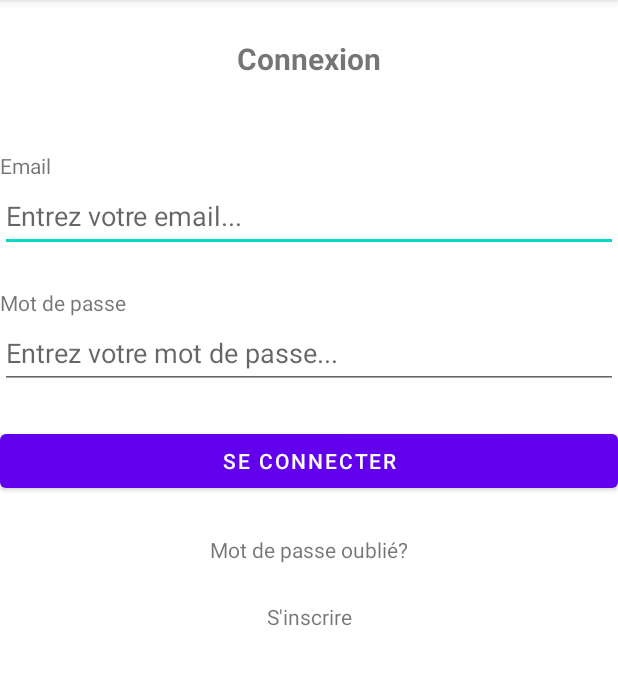
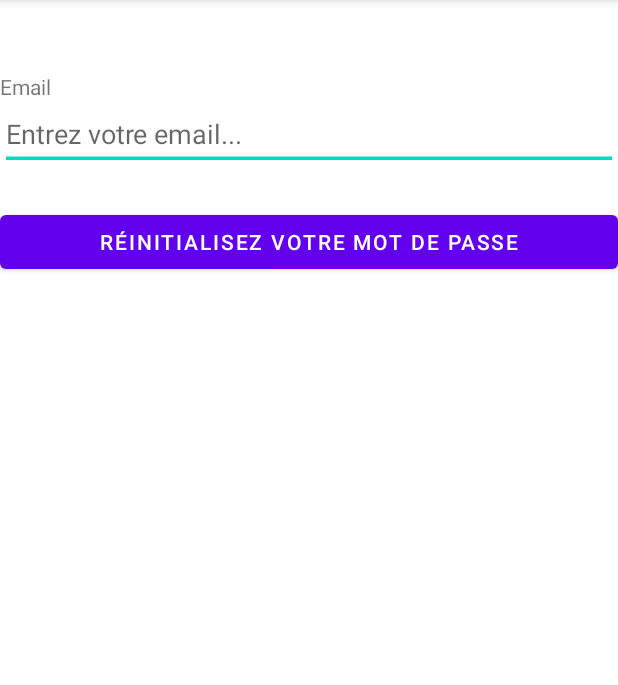
Before and after one commit to ETS-Android3/ImmoLoc, an Android app: the Login screen opened directly, with no data from a screen before it, after a tap on "Mot de passe oublié?", on a phone screen of 412 x 824 dp, the part 84-769 px from its top. Run offline under Robolectric (Android 15) with nearby library versions, the phone set to English and light mode, and no system bars.

Commit message:
started the forgot password logics and the accompanying views

```diff
--- a/app/src/main/AndroidManifest.xml
+++ b/app/src/main/AndroidManifest.xml
@@ -31,6 +31,9 @@
             android:name=".Login"
             android:exported="false" />
         <activity
+            android:name=".ForgotPassword">
+        </activity>
+        <activity
             android:name=".MainActivity"
             android:exported="true">
             <intent-filter>
@@ -40,6 +43,7 @@
             </intent-filter>
         </activity>
 
+
     </application>
 
 </manifest>
--- a/app/src/main/java/com/example/immoloc/Login.java
+++ b/app/src/main/java/com/example/immoloc/Login.java
@@ -4,7 +4,6 @@ import androidx.appcompat.app.AppCompatActivity;
 
 import android.content.Intent;
 import android.os.Bundle;
-import android.util.Log;
 import android.widget.Button;
 import android.widget.EditText;
 import android.widget.TextView;
@@ -66,9 +65,10 @@ public class Login extends AppCompatActivity {
         });
 
         // Au clic sur mot de passe oublié
-        mdpOublié = findViewById(R.id.alreadyHaveAccount);
+        mdpOublié = findViewById(R.id.passwordForgotter);
         mdpOublié.setOnClickListener(view -> {
-            // Définir un formulaire d'oubli d'identifiants et y envoyer l'utilisateur
+            Intent redirection = new Intent(this, ForgotPassword.class);
+            startActivity(redirection);
         });
 
         // Au clic sur s'inscrire
--- a/app/src/main/java/com/example/immoloc/Signup.java
+++ b/app/src/main/java/com/example/immoloc/Signup.java
@@ -82,7 +82,7 @@ public class Signup extends AppCompatActivity {
 
 
         // Redirection sur la page de Connexion si utilisateur déjà détenteur d'un compte
-        alreadyHaveAcc = findViewById(R.id.alreadyHaveAccount);
+        alreadyHaveAcc = findViewById(R.id.passwordForgotter);
         alreadyHaveAcc.setOnClickListener(view -> {
             Intent redirection = new Intent(this, Login.class);
             startActivity(redirection);
--- a/app/src/main/java/com/example/immoloc/database/UserDao.java
+++ b/app/src/main/java/com/example/immoloc/database/UserDao.java
@@ -16,6 +16,9 @@ public interface UserDao {
     @Query("SELECT * FROM user WHERE id IN (:userIds)")
     List<User> loadAllByIds(int[] userIds);
 
+    @Query("SELECT * FROM user WHERE email = :mail")
+    User findEmail(String mail);
+
     @Query("SELECT * FROM user WHERE first_name LIKE :first AND " +
             "last_name LIKE :last LIMIT 1")
     User findByName(String first, String last);
--- a/app/src/main/res/layout/activity_login.xml
+++ b/app/src/main/res/layout/activity_login.xml
@@ -57,7 +57,7 @@
         android:text="@string/connexionBtn2" />
 
     <TextView
-        android:id="@+id/alreadyHaveAccount"
+        android:id="@+id/passwordForgotter"
         android:layout_width="match_parent"
         android:layout_height="wrap_content"
         android:layout_marginTop="25dp"
--- /dev/null
+++ b/app/src/main/res/layout/activity_password_forgotten.xml
@@ -0,0 +1,97 @@
+<?xml version="1.0" encoding="utf-8"?>
+<LinearLayout xmlns:android="http://schemas.android.com/apk/res/android"
+    android:layout_width="match_parent"
+    android:layout_height="match_parent"
+    android:orientation="vertical"
+    >
+
+
+    <EditText
+        android:id="@+id/textEmailMdpForgotten"
+        android:layout_width="match_parent"
+        android:layout_height="wrap_content"
+        android:ems="10"
+        android:hint="Entrez votre email..."
+        android:inputType="textEmailAddress"
+        android:minHeight="48dp"
+        android:translationY="65dp" />
+
+    <TextView
+        android:id="@+id/text1EmailFgt"
+        android:layout_width="match_parent"
+        android:layout_height="wrap_content"
+        android:text="@string/email" />
+
+    <Button
+        android:id="@+id/btnResetPass"
+        android:layout_width="match_parent"
+        android:layout_height="wrap_content"
+        android:text="@string/resetPassText"
+        android:translationY="70dp" />
+
+    <Button
+        android:id="@+id/btnResetPass2"
+        android:layout_width="match_parent"
+        android:layout_height="wrap_content"
+        android:text="@string/resetPassText"
+        android:translationY="350dp"
+        android:visibility="invisible" />
+
+    <EditText
+        android:id="@+id/secEmailTextFgt"
+        android:layout_width="match_parent"
+        android:layout_height="wrap_content"
+        android:ems="10"
+        android:hint="@string/email"
+        android:inputType="textEmailAddress"
+        android:minHeight="48dp"
+        android:translationY="70dp"
+        android:visibility="invisible" />
+
+    <TextView
+        android:id="@+id/text2EmailFgt"
+        android:layout_width="match_parent"
+        android:layout_height="wrap_content"
+        android:text="@string/email"
+        android:translationY="10dp"
+        android:visibility="invisible" />
+
+    <EditText
+        android:id="@+id/firstPasswordFgt"
+        android:layout_width="match_parent"
+        android:layout_height="wrap_content"
+        android:ems="10"
+        android:hint="Entrez votre mot de passe..."
+        android:inputType="textPassword"
+        android:minHeight="48dp"
+        android:translationY="75dp"
+        android:visibility="invisible" />
+
+    <EditText
+        android:id="@+id/secondPasswordFgt"
+        android:layout_width="match_parent"
+        android:layout_height="wrap_content"
+        android:ems="10"
+        android:hint="Confirmez votre mot de passe..."
+        android:inputType="textPassword"
+        android:minHeight="48dp"
+        android:translationY="100dp"
+        android:visibility="invisible" />
+
+    <TextView
+        android:id="@+id/passwordTxtFgt"
+        android:layout_width="match_parent"
+        android:layout_height="wrap_content"
+        android:text="@string/password"
+        android:translationY="-30dp"
+        android:visibility="invisible" />
+
+    <TextView
+        android:id="@+id/passwordTxtFgt2"
+        android:layout_width="match_parent"
+        android:layout_height="wrap_content"
+        android:text="@string/confirmPass"
+        android:translationY="15dp"
+        android:visibility="invisible" />
+
+</LinearLayout>
--- a/app/src/main/res/layout/activity_signup.xml
+++ b/app/src/main/res/layout/activity_signup.xml
@@ -109,7 +109,7 @@
         android:text="@string/signupBtn2" />
 
     <TextView
-        android:id="@+id/alreadyHaveAccount"
+        android:id="@+id/passwordForgotter"
         android:layout_width="match_parent"
         android:layout_height="wrap_content"
         android:layout_marginBottom="1dp"
--- a/app/src/main/res/values/strings.xml
+++ b/app/src/main/res/values/strings.xml
@@ -55,6 +55,10 @@
     <string name="dpt">Département</string>
     <string name="region">Région</string>
 
+    <!-- Reset password -->
+    <string name="resetPassText">Réinitialisez votre mot de passe</string>
+    <string name="confirmPass">Confirmez votre mot de passe</string>
+    <string name="confirmReinitText">Changer mon mot de passe</string>
 
     <string-array name="typeDeBien">
         <item>Appartement</item>
```
Also changed, not shown: app/src/main/java/com/example/immoloc/ForgotPassword.java (added, +112 -0 lines).
